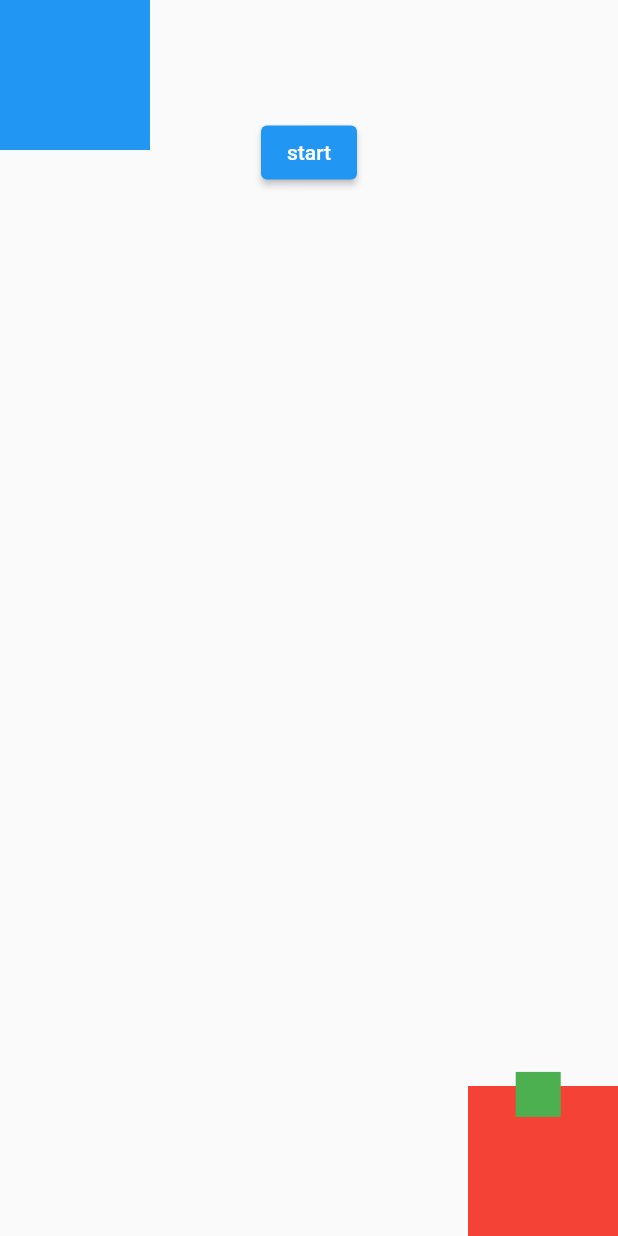
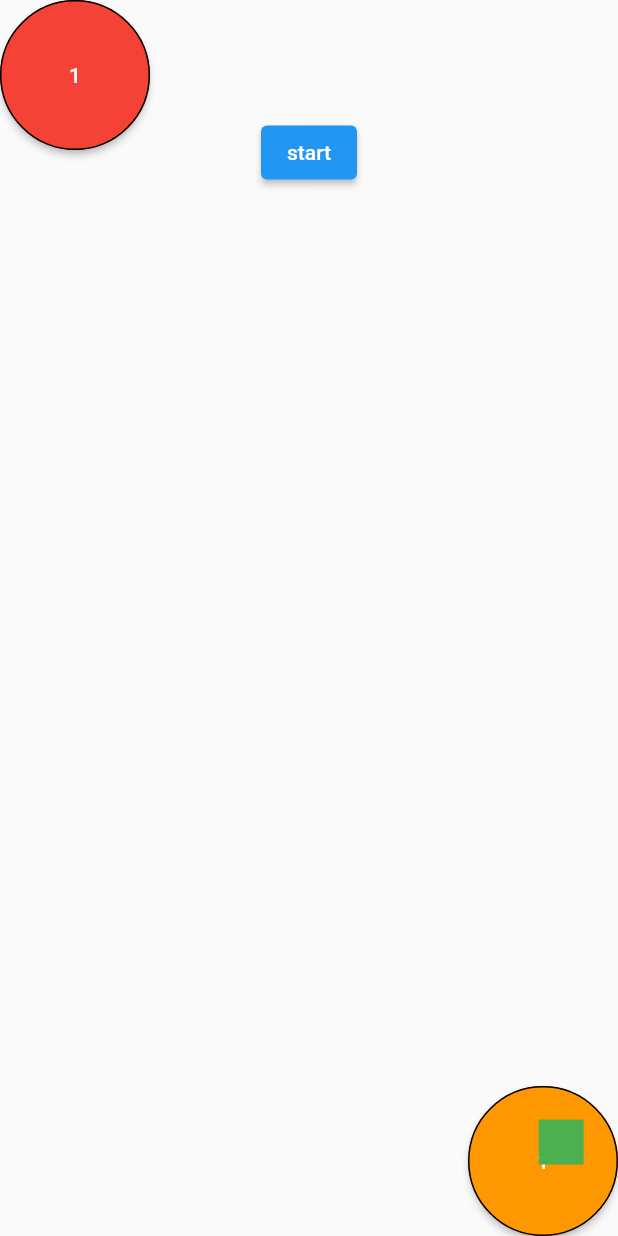
Before and after one commit to yuto90/conquest, a Flutter app: the screen it shows after launch, after a tap on "start", on a phone screen of 412 x 824 dp. Run offline on Flutter 3.47's test engine with Material 2 defaults, Android fonts, the light colour scheme and no system bars.

Commit message:
敵基地と自分基地を作成、1秒ごとにカウントが上げる

```diff
--- a/lib/home.dart
+++ b/lib/home.dart
@@ -21,20 +21,50 @@
                     child: Text('start'),
                   ),
                 ),
+                // * 敵の基地
                 Align(
                   alignment: Alignment(-1, -1),
-                  child: Container(
-                    color: Colors.blue,
+                  child: SizedBox(
                     height: 100,
                     width: 100,
+                    child: ElevatedButton(
+                      style: ElevatedButton.styleFrom(
+                        primary: Colors.red,
+                        onPrimary: Colors.white,
+                        shape: const CircleBorder(
+                          side: BorderSide(
+                            color: Colors.black,
+                            width: 1,
+                            style: BorderStyle.solid,
+                          ),
+                        ),
+                      ),
+                      onPressed: () {},
+                      child: Text(model.baseScale.toString()),
+                    ),
                   ),
                 ),
+                // * 自分の基地
                 Align(
-                  alignment: Alignment(1, 1),
-                  child: Container(
-                    color: Colors.red,
+                  alignment: Alignment(model.baseX, model.baseY),
+                  child: SizedBox(
                     height: 100,
                     width: 100,
+                    child: ElevatedButton(
+                      style: ElevatedButton.styleFrom(
+                        primary: Colors.orange,
+                        onPrimary: Colors.white,
+                        shape: const CircleBorder(
+                          side: BorderSide(
+                            color: Colors.black,
+                            width: 1,
+                            style: BorderStyle.solid,
+                          ),
+                        ),
+                      ),
+                      onPressed: () {},
+                      child: Text(model.baseScale.toString()),
+                    ),
                   ),
                 ),
                 // * Tank
--- a/lib/home_model.dart
+++ b/lib/home_model.dart
@@ -3,22 +3,39 @@
 import 'package:flutter/material.dart';
 
 class HomeModel extends ChangeNotifier {
+  // ゲーム開始フラグ
   bool gameHasStarted = false;
+  // ゲームスタートからの時間
+  int gameTime = 0;
 
+  //
   double tankY = 1;
   double tankX = 1;
 
+  double baseY = 1;
+  double baseX = 1;
+
+  // 基地の兵力
+  int baseScale = 0;
+
+  // ゲームを開始する
   void startGame() {
     gameHasStarted = true;
     Timer.periodic(
-      Duration(milliseconds: 60),
+      Duration(milliseconds: 50),
       (timer) {
+        gameTime += 50;
+
         if (tankX >= -1 && tankY >= -1) {
-          tankY -= 0.01;
-          tankX -= 0.01;
+          tankY -= 0.005;
+          tankX -= 0.005;
         } else {
           print('到着');
           timer.cancel();
+        }
+
+        if (gameTime % 1000 == 0) {
+          baseScale += 1;
         }
 
         notifyListeners();
```
